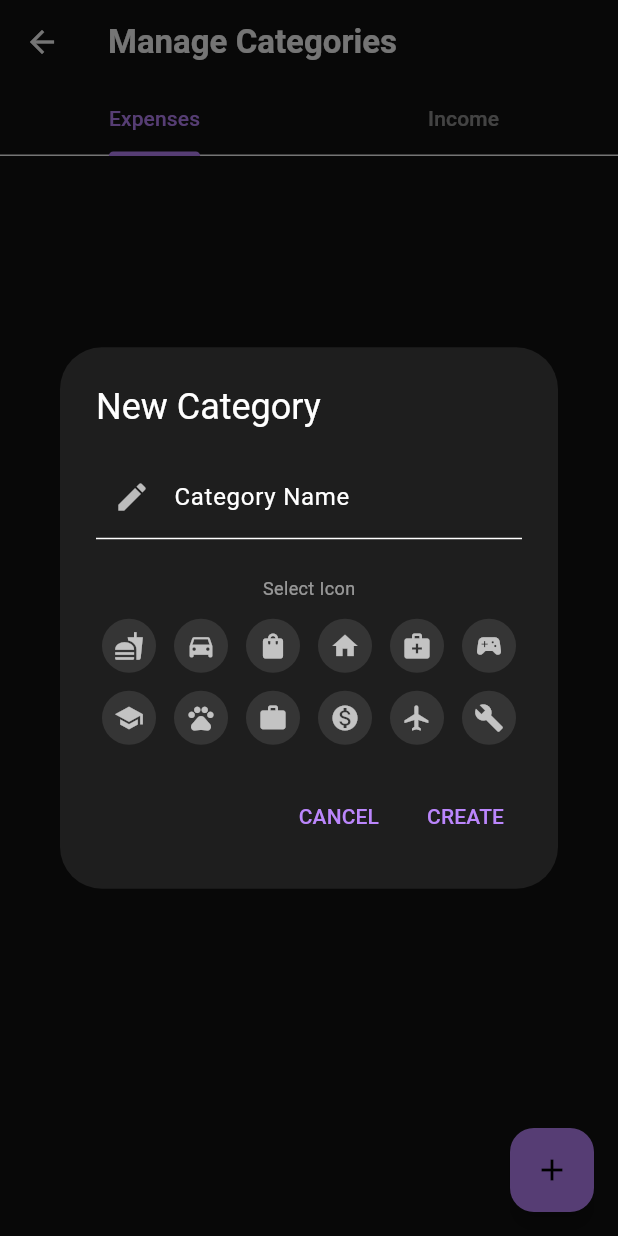
After one commit to EdirithanthiriTharushaKawshalya/fin_track, a Flutter app: the CategoriesScreen screen opened directly, after a tap on the "add" icon, on a phone screen of 412 x 824 dp. The commit adds this screen. Run offline on Flutter 3.47's test engine with Material 3 defaults, Android fonts, the phone set to English and light mode, and no system bars; our stand-ins replace cloud_firestore, firebase_auth, firebase_core, fl_chart, flutter_riverpod, google_fonts; accounts and stored records are empty.

Commit message:
feat: implement categories management screen and functionality

```diff
--- /dev/null
+++ b/lib/core/models/category_model.dart
@@ -0,0 +1,32 @@
+import 'package:cloud_firestore/cloud_firestore.dart';
+import 'package:flutter/material.dart';
+
+class CategoryModel {
+  final String id;
+  final String userId;
+  final String name;
+  final String type; // 'income' or 'expense'
+  final int iconCode; // We store the IconData code point (e.g., 0xe57a)
+  final int colorCode;
+
+  CategoryModel({
+    required this.id,
+    required this.userId,
+    required this.name,
+    required this.type,
+    required this.iconCode,
+    required this.colorCode,
+  });
+
+  factory CategoryModel.fromFirestore(DocumentSnapshot doc) {
+    Map<String, dynamic> data = doc.data() as Map<String, dynamic>;
+    return CategoryModel(
+      id: doc.id,
+      userId: data['userId'] ?? '',
+      name: data['name'] ?? 'General',
+      type: data['type'] ?? 'expense',
+      iconCode: data['iconCode'] ?? Icons.category.codePoint,
+      colorCode: data['colorCode'] ?? 0xFF9E9E9E,
+    );
+  }
+}
--- a/lib/core/services/firestore_service.dart
+++ b/lib/core/services/firestore_service.dart
@@ -4,6 +4,7 @@ import '../models/transaction_model.dart';
 import '../models/goal_model.dart';
 import '../models/debt_model.dart';
 import '../models/account_model.dart';
+import '../models/category_model.dart';
 
 class FirestoreService {
   final FirebaseFirestore _db = FirebaseFirestore.instance;
@@ -233,4 +234,38 @@ class FirestoreService {
               snapshot.docs.map((doc) => DebtModel.fromFirestore(doc)).toList(),
         );
   }
+
+  // --- CATEGORIES SECTION ---
+
+  Future<void> addCategory({
+    required String name,
+    required String type,
+    required int iconCode,
+    required int colorCode,
+  }) async {
+    await _db.collection('categories').add({
+      'userId': _userId,
+      'name': name,
+      'type': type,
+      'iconCode': iconCode,
+      'colorCode': colorCode,
+      'createdAt': FieldValue.serverTimestamp(),
+    });
+  }
+
+  Future<void> deleteCategory(String id) async {
+    await _db.collection('categories').doc(id).delete();
+  }
+
+  Stream<List<CategoryModel>> getCategories() {
+    return _db
+        .collection('categories')
+        .where('userId', isEqualTo: _userId)
+        .snapshots()
+        .map(
+          (snapshot) => snapshot.docs
+              .map((doc) => CategoryModel.fromFirestore(doc))
+              .toList(),
+        );
+  }
 }
--- /dev/null
+++ b/lib/features/categories/categories_screen.dart
@@ -0,0 +1,255 @@
+import 'package:fin_track/features/dashboard/transaction_provider.dart';
+import 'package:flutter/material.dart';
+import 'package:flutter_riverpod/flutter_riverpod.dart';
+import '../../core/models/category_model.dart';
+import '../../core/services/firestore_service.dart';
+
+// Provider to fetch categories
+final categoryStreamProvider = StreamProvider<List<CategoryModel>>((ref) {
+  return ref.watch(firestoreServiceProvider).getCategories();
+});
+
+class CategoriesScreen extends ConsumerStatefulWidget {
+  const CategoriesScreen({super.key});
+
+  @override
+  ConsumerState<CategoriesScreen> createState() => _CategoriesScreenState();
+}
+
+class _CategoriesScreenState extends ConsumerState<CategoriesScreen>
+    with SingleTickerProviderStateMixin {
+  late TabController _tabController;
+
+  @override
+  void initState() {
+    super.initState();
+    _tabController = TabController(length: 2, vsync: this);
+  }
+
+  @override
+  Widget build(BuildContext context) {
+    final categoriesAsync = ref.watch(categoryStreamProvider);
+
+    return Scaffold(
+      backgroundColor: const Color(0xFF121212),
+      appBar: AppBar(
+        backgroundColor: Colors.transparent,
+        title: const Text(
+          'Manage Categories',
+          style: TextStyle(fontWeight: FontWeight.bold),
+        ),
+        bottom: TabBar(
+          controller: _tabController,
+          indicatorColor: const Color(0xFFBB86FC),
+          labelColor: const Color(0xFFBB86FC),
+          unselectedLabelColor: Colors.white54,
+          tabs: const [
+            Tab(text: 'Expenses'),
+            Tab(text: 'Income'),
+          ],
+        ),
+      ),
+      body: categoriesAsync.when(
+        loading: () => const Center(child: CircularProgressIndicator()),
+        error: (err, _) => Center(
+          child: Text('Error: $err', style: const TextStyle(color: Colors.red)),
+        ),
+        data: (allCategories) {
+          final expenses = allCategories
+              .where((c) => c.type == 'expense')
+              .toList();
+          final income = allCategories
+              .where((c) => c.type == 'income')
+              .toList();
+
+          return TabBarView(
+            controller: _tabController,
+            children: [
+              _buildCategoryList(expenses, isExpense: true),
+              _buildCategoryList(income, isExpense: false),
+            ],
+          );
+        },
+      ),
+      floatingActionButton: FloatingActionButton(
+        backgroundColor: const Color(0xFFBB86FC),
+        child: const Icon(Icons.add, color: Colors.black),
+        onPressed: () => _showAddCategoryDialog(context),
+      ),
+    );
+  }
+
+  Widget _buildCategoryList(
+    List<CategoryModel> categories, {
+    required bool isExpense,
+  }) {
+    if (categories.isEmpty) {
+      return Center(
+        child: Column(
+          mainAxisAlignment: MainAxisAlignment.center,
+          children: [
+            Icon(
+              Icons.category_outlined,
+              size: 64,
+              color: Colors.white.withOpacity(0.1),
+            ),
+            const SizedBox(height: 16),
+            Text(
+              "No ${isExpense ? 'Expense' : 'Income'} categories yet.",
+              style: const TextStyle(color: Colors.white24),
+            ),
+          ],
+        ),
+      );
+    }
+
+    return ListView.builder(
+      padding: const EdgeInsets.all(16),
+      itemCount: categories.length,
+      itemBuilder: (context, index) {
+        final cat = categories[index];
+        return Dismissible(
+          key: Key(cat.id),
+          direction: DismissDirection.endToStart,
+          background: Container(
+            alignment: Alignment.centerRight,
+            padding: const EdgeInsets.only(right: 20),
+            color: Colors.red.withOpacity(0.2),
+            child: const Icon(Icons.delete, color: Colors.red),
+          ),
+          onDismissed: (_) =>
+              ref.read(firestoreServiceProvider).deleteCategory(cat.id),
+          child: Container(
+            margin: const EdgeInsets.only(bottom: 12),
+            decoration: BoxDecoration(
+              color: const Color(0xFF1E1E1E),
+              borderRadius: BorderRadius.circular(12),
+              border: Border.all(color: Colors.white10),
+            ),
+            child: ListTile(
+              leading: Container(
+                padding: const EdgeInsets.all(10),
+                decoration: BoxDecoration(
+                  color: Color(cat.colorCode).withOpacity(0.2),
+                  shape: BoxShape.circle,
+                ),
+                child: Icon(
+                  IconData(cat.iconCode, fontFamily: 'MaterialIcons'),
+                  color: Color(cat.colorCode),
+                ),
+              ),
+              title: Text(
+                cat.name,
+                style: const TextStyle(color: Colors.white),
+              ),
+            ),
+          ),
+        );
+      },
+    );
+  }
+
+  void _showAddCategoryDialog(BuildContext context) {
+    final nameCtrl = TextEditingController();
+    String type = _tabController.index == 0 ? 'expense' : 'income';
+    int selectedIcon = Icons.category.codePoint;
+    int selectedColor = 0xFFBB86FC;
+
+    // A small set of predefined icons for the user to pick
+    final List<IconData> icons = [
+      Icons.fastfood,
+      Icons.directions_car,
+      Icons.shopping_bag,
+      Icons.home,
+      Icons.medical_services,
+      Icons.sports_esports,
+      Icons.school,
+      Icons.pets,
+      Icons.work,
+      Icons.monetization_on,
+      Icons.flight,
+      Icons.build,
+    ];
+
+    showDialog(
+      context: context,
+      builder: (context) => StatefulBuilder(
+        builder: (context, setState) {
+          return AlertDialog(
+            backgroundColor: const Color(0xFF1E1E1E),
+            title: const Text(
+              'New Category',
+              style: TextStyle(color: Colors.white),
+            ),
+            content: Column(
+              mainAxisSize: MainAxisSize.min,
+              children: [
+                TextField(
+                  controller: nameCtrl,
+                  style: const TextStyle(color: Colors.white),
+                  decoration: const InputDecoration(
+                    labelText: 'Category Name',
+                    prefixIcon: Icon(Icons.edit, color: Colors.white70),
+                  ),
+                ),
+                const SizedBox(height: 24),
+                const Text(
+                  "Select Icon",
+                  style: TextStyle(color: Colors.white54, fontSize: 12),
+                ),
+                const SizedBox(height: 12),
+                Wrap(
+                  spacing: 12,
+                  runSpacing: 12,
+                  children: icons.map((icon) {
+                    final isSelected = selectedIcon == icon.codePoint;
+                    return GestureDetector(
+                      onTap: () =>
+                          setState(() => selectedIcon = icon.codePoint),
+                      child: Container(
+                        padding: const EdgeInsets.all(8),
+                        decoration: BoxDecoration(
+                          color: isSelected
+                              ? const Color(0xFFBB86FC)
+                              : Colors.white10,
+                          shape: BoxShape.circle,
+                        ),
+                        child: Icon(
+                          icon,
+                          color: isSelected ? Colors.black : Colors.white70,
+                          size: 20,
+                        ),
+                      ),
+                    );
+                  }).toList(),
+                ),
+              ],
+            ),
+            actions: [
+              TextButton(
+                child: const Text('CANCEL'),
+                onPressed: () => Navigator.pop(context),
+              ),
+              TextButton(
+                child: const Text('CREATE'),
+                onPressed: () {
+                  if (nameCtrl.text.isNotEmpty) {
+                    ref
+                        .read(firestoreServiceProvider)
+                        .addCategory(
+                          name: nameCtrl.text,
+                          type: type,
+                          iconCode: selectedIcon,
+                          colorCode: type == 'income' ? 0xFF03DAC6 : 0xFFCF6679,
+                        );
+                    Navigator.pop(context);
+                  }
+                },
+              ),
+            ],
+          );
+        },
+      ),
+    );
+  }
+}
```
Also changed, not shown: lib/features/dashboard/dashboard_screen.dart (+17 -0 lines), lib/features/transactions/add_transaction_sheet.dart (+152 -76 lines).
